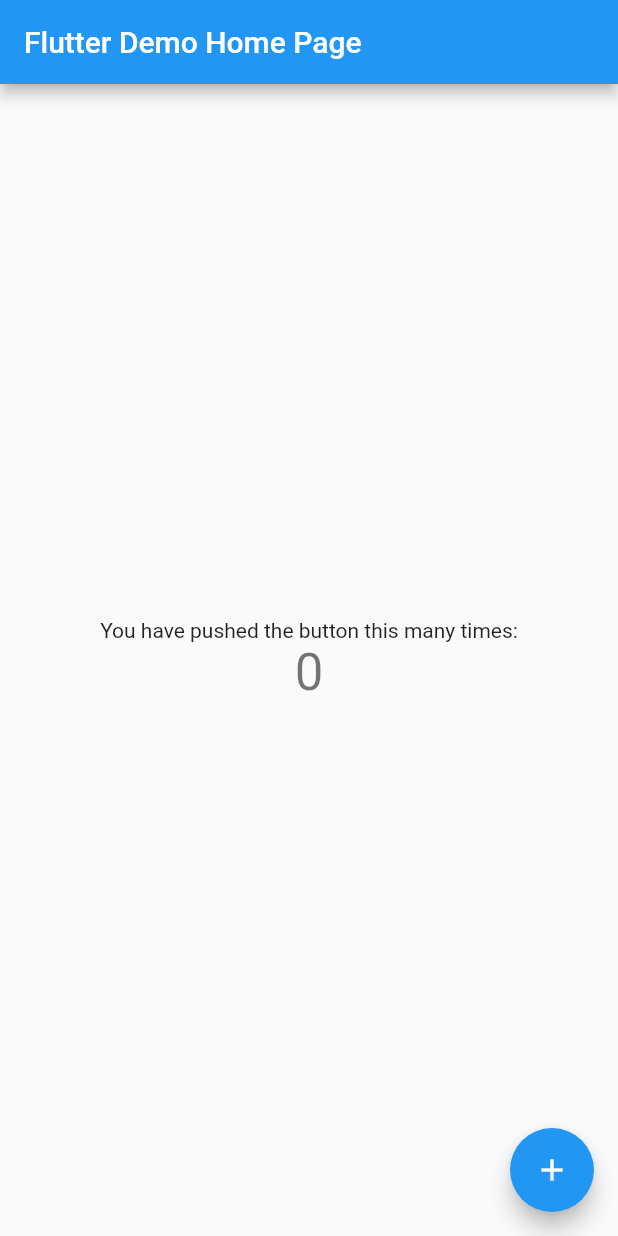
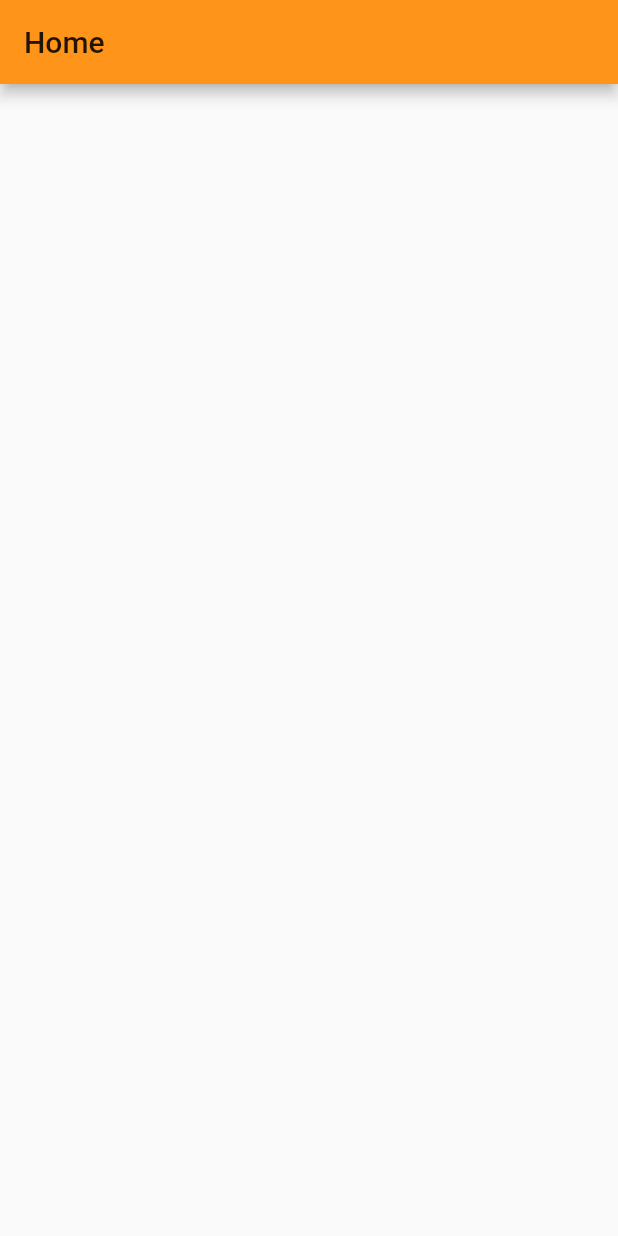
Before and after one commit to rpc1910/payflow-flutter, a Flutter app: the screen it shows after launch, on a phone screen of 412 x 824 dp. Run offline on Flutter 3.47's test engine with Material 2 defaults, Android fonts, the phone set to English and light mode, and no system bars; our stand-ins replace google_fonts.

Commit message:
:sparkles: Adicionado telas de splash, login e home

```diff
--- a/lib/main.dart
+++ b/lib/main.dart
@@ -1,113 +1,22 @@
 import 'package:flutter/material.dart';
+import 'package:payflow/modules/home/home_page.dart';
+import 'package:payflow/modules/login/login_page.dart';
+import 'package:payflow/modules/splash/splash_page.dart';
+import 'package:payflow/shared/themes/app_colors.dart';
 
 void main() {
-  runApp(MyApp());
+  runApp(AppWidget());
 }
 
-class MyApp extends StatelessWidget {
-  // This widget is the root of your application.
+class AppWidget extends StatelessWidget {
   @override
   Widget build(BuildContext context) {
     return MaterialApp(
-      title: 'Flutter Demo',
+      title: 'Pay Flow',
       theme: ThemeData(
-        // This is the theme of your application.
-        //
-        // Try running your application with "flutter run". You'll see the
-        // application has a blue toolbar. Then, without quitting the app, try
-        // changing the primarySwatch below to Colors.green and then invoke
-        // "hot reload" (press "r" in the console where you ran "flutter run",
-        // or simply save your changes to "hot reload" in a Flutter IDE).
-        // Notice that the counter didn't reset back to zero; the application
-        // is not restarted.
-        primarySwatch: Colors.blue,
+        primaryColor: AppColors.primary,
       ),
-      home: MyHomePage(title: 'Flutter Demo Home Page'),
+      home: HomePage(),
     );
   }
 }
-
-class MyHomePage extends StatefulWidget {
-  MyHomePage({Key? key, required this.title}) : super(key: key);
-
-  // This widget is the home page of your application. It is stateful, meaning
-  // that it has a State object (defined below) that contains fields that affect
-  // how it looks.
-
-  // This class is the configuration for the state. It holds the values (in this
-  // case the title) provided by the parent (in this case the App widget) and
-  // used by the build method of the State. Fields in a Widget subclass are
-  // always marked "final".
-
-  final String title;
-
-  @override
-  _MyHomePageState createState() => _MyHomePageState();
-}
-
-class _MyHomePageState extends State<MyHomePage> {
-  int _counter = 0;
-
-  void _incrementCounter() {
-    setState(() {
-      // This call to setState tells the Flutter framework that something has
-      // changed in this State, which causes it to rerun the build method below
-      // so that the display can reflect the updated values. If we changed
-      // _counter without calling setState(), then the build method would not be
-      // called again, and so nothing would appear to happen.
-      _counter++;
-    });
-  }
-
-  @override
-  Widget build(BuildContext context) {
-    // This method is rerun every time setState is called, for instance as done
-    // by the _incrementCounter method above.
-    //
-    // The Flutter framework has been optimized to make rerunning build methods
-    // fast, so that you can just rebuild anything that needs updating rather
-    // than having to individually change instances of widgets.
-    return Scaffold(
-      appBar: AppBar(
-        // Here we take the value from the MyHomePage object that was created by
-        // the App.build method, and use it to set our appbar title.
-        title: Text(widget.title),
-      ),
-      body: Center(
-        // Center is a layout widget. It takes a single child and positions it
-        // in the middle of the parent.
-        child: Column(
-          // Column is also a layout widget. It takes a list of children and
-          // arranges them vertically. By default, it sizes itself to fit its
-          // children horizontally, and tries to be as tall as its parent.
-          //
-          // Invoke "debug painting" (press "p" in the console, choose the
-          // "Toggle Debug Paint" action from the Flutter Inspector in Android
-          // Studio, or the "Toggle Debug Paint" command in Visual Studio Code)
-          // to see the wireframe for each widget.
-          //
-          // Column has various properties to control how it sizes itself and
-          // how it positions its children. Here we use mainAxisAlignment to
-          // center the children vertically; the main axis here is the vertical
-          // axis because Columns are vertical (the cross axis would be
-          // horizontal).
-          mainAxisAlignment: MainAxisAlignment.center,
-          children: <Widget>[
-            Text(
-              'You have pushed the button this many times:',
-            ),
-            Text(
-              '$_counter',
-              style: Theme.of(context).textTheme.headline4,
-            ),
-          ],
-        ),
-      ),
-      floatingActionButton: FloatingActionButton(
-        onPressed: _incrementCounter,
-        tooltip: 'Increment',
-        child: Icon(Icons.add),
-      ), // This trailing comma makes auto-formatting nicer for build methods.
-    );
-  }
-}
--- /dev/null
+++ b/lib/modules/home/home_page.dart
@@ -0,0 +1,14 @@
+import 'package:flutter/material.dart';
+
+class HomePage extends StatelessWidget {
+  const HomePage({Key? key}) : super(key: key);
+
+  @override
+  Widget build(BuildContext context) {
+    return Scaffold(
+      appBar: AppBar(
+        title: Text("Home"),
+      ),
+    );
+  }
+}
--- a/pubspec.yaml
+++ b/pubspec.yaml
@@ -44,9 +44,8 @@ flutter:
   uses-material-design: true
 
   # To add assets to your application, add an assets section, like this:
-  # assets:
-  #   - images/a_dot_burr.jpeg
-  #   - images/a_dot_ham.jpeg
+  assets:
+    - assets/images/
 
   # An image asset can refer to one or more resolution-specific "variants", see
   # https://flutter.dev/assets-and-images/#resolution-aware.
```
Also changed, not shown: lib/modules/login/login_page.dart (added, +79 -0 lines), lib/modules/splash/splash_page.dart (added, +20 -0 lines), lib/shared/themes/app_images.dart (added, +7 -0 lines), lib/shared/widgets/social_login/social_login_button.dart (added, +57 -0 lines), 1 other file.
